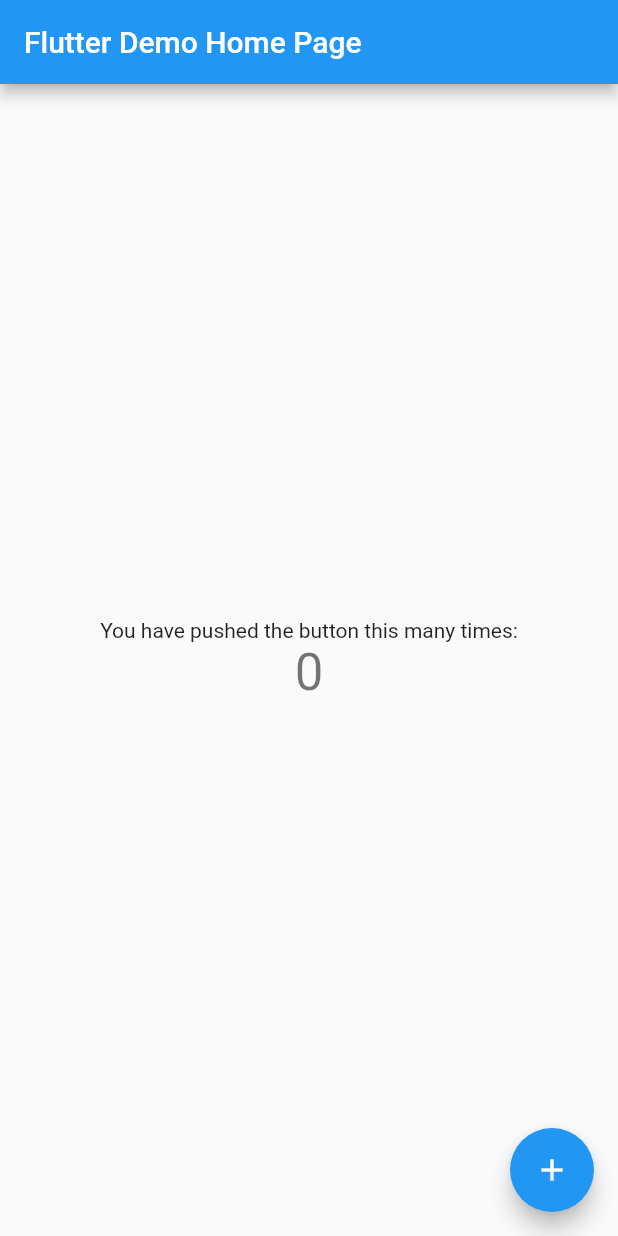
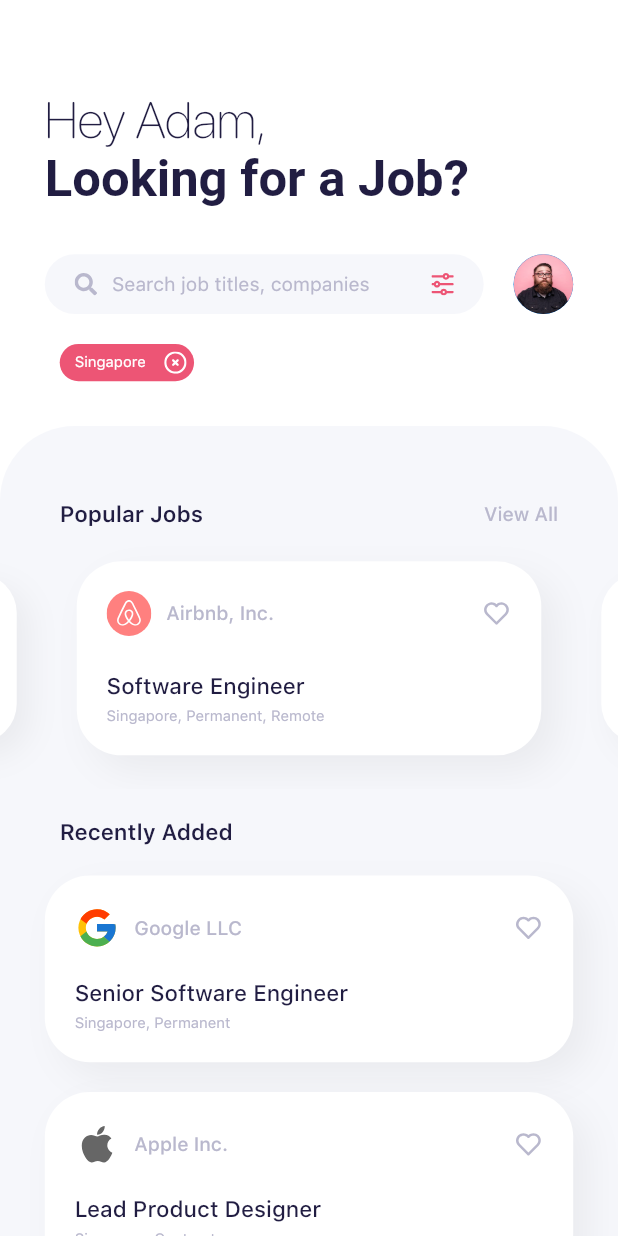
Before and after one commit to jameelsocorro/job_listing_app_ui, a Flutter app: the screen it shows after launch, on a phone screen of 412 x 824 dp. Run offline on Flutter 3.47's test engine with Material 2 defaults, Android fonts, the phone set to English and light mode, and no system bars; drawn by our look-alikes of carousel_slider; our stand-ins replace flutter_screenutil, flutter_svg.

Commit message:
home screen

```diff
--- /dev/null
+++ b/lib/constants.dart
@@ -0,0 +1,50 @@
+import 'package:flutter/material.dart';
+import 'package:flutter_screenutil/flutter_screenutil.dart';
+
+final kSpacingUnit = 10.00.w;
+
+const kSilverColor = const Color(0xFFF6F7FB);
+const kAccentColor = const Color(0xFFED5575);
+const kPrimaryTextColor = const Color(0xFF211D42);
+const kSecondaryTextColor = const Color(0xFFB9B8CD);
+
+final kCardShadow = BoxShadow(
+  color: Color.fromRGBO(0, 0, 0, 0.05),
+  blurRadius: 20.w,
+  offset: Offset(10.w, 10.w),
+);
+
+final kHeadingTextStyle = TextStyle(
+  color: kPrimaryTextColor,
+  fontFamily: 'SF Pro Rounded',
+  fontSize: 34.sp,
+  fontWeight: FontWeight.w100,
+);
+
+final kTitleTextStyle = TextStyle(
+  color: kPrimaryTextColor,
+  fontSize: 17.sp,
+  fontWeight: FontWeight.w500,
+);
+
+final kSubTitleTextStyle = TextStyle(
+  color: kPrimaryTextColor,
+  fontSize: 15.sp,
+  fontWeight: FontWeight.w500,
+);
+
+final kCardTitleTextStyle = TextStyle(
+  color: kSecondaryTextColor,
+  fontSize: 13.sp,
+  fontWeight: FontWeight.w500,
+);
+
+final kBodyTextStyle = TextStyle(
+  color: kPrimaryTextColor,
+  fontSize: 13.sp,
+);
+
+final kCaptionTextStyle = TextStyle(
+  color: kSecondaryTextColor,
+  fontSize: 10.sp,
+);
--- a/lib/main.dart
+++ b/lib/main.dart
@@ -1,4 +1,5 @@
 import 'package:flutter/material.dart';
+import 'package:job_listing_app_ui/screens/home/home_screen.dart';
 
 void main() {
   runApp(MyApp());
@@ -9,109 +10,9 @@ class MyApp extends StatelessWidget {
   @override
   Widget build(BuildContext context) {
     return MaterialApp(
-      title: 'Flutter Demo',
-      theme: ThemeData(
-        // This is the theme of your application.
-        //
-        // Try running your application with "flutter run". You'll see the
-        // application has a blue toolbar. Then, without quitting the app, try
-        // changing the primarySwatch below to Colors.green and then invoke
-        // "hot reload" (press "r" in the console where you ran "flutter run",
-        // or simply save your changes to "hot reload" in a Flutter IDE).
-        // Notice that the counter didn't reset back to zero; the application
-        // is not restarted.
-        primarySwatch: Colors.blue,
-        // This makes the visual density adapt to the platform that you run
-        // the app on. For desktop platforms, the controls will be smaller and
-        // closer together (more dense) than on mobile platforms.
-        visualDensity: VisualDensity.adaptivePlatformDensity,
-      ),
-      home: MyHomePage(title: 'Flutter Demo Home Page'),
+      debugShowCheckedModeBanner: false,
+      theme: ThemeData(fontFamily: 'SF Pro Text'),
+      home: HomeScreen(),
     );
   }
 }
-
-class MyHomePage extends StatefulWidget {
-  MyHomePage({Key key, this.title}) : super(key: key);
-
-  // This widget is the home page of your application. It is stateful, meaning
-  // that it has a State object (defined below) that contains fields that affect
-  // how it looks.
-
-  // This class is the configuration for the state. It holds the values (in this
-  // case the title) provided by the parent (in this case the App widget) and
-  // used by the build method of the State. Fields in a Widget subclass are
-  // always marked "final".
-
-  final String title;
-
-  @override
-  _MyHomePageState createState() => _MyHomePageState();
-}
-
-class _MyHomePageState extends State<MyHomePage> {
-  int _counter = 0;
-
-  void _incrementCounter() {
-    setState(() {
-      // This call to setState tells the Flutter framework that something has
-      // changed in this State, which causes it to rerun the build method below
-      // so that the display can reflect the updated values. If we changed
-      // _counter without calling setState(), then the build method would not be
-      // called again, and so nothing would appear to happen.
-      _counter++;
-    });
-  }
-
-  @override
-  Widget build(BuildContext context) {
-    // This method is rerun every time setState is called, for instance as done
-    // by the _incrementCounter method above.
-    //
-    // The Flutter framework has been optimized to make rerunning build methods
-    // fast, so that you can just rebuild anything that needs updating rather
-    // than having to individually change instances of widgets.
-    return Scaffold(
-      appBar: AppBar(
-        // Here we take the value from the MyHomePage object that was created by
-        // the App.build method, and use it to set our appbar title.
-        title: Text(widget.title),
-      ),
-      body: Center(
-        // Center is a layout widget. It takes a single child and positions it
-        // in the middle of the parent.
-        child: Column(
-          // Column is also a layout widget. It takes a list of children and
-          // arranges them vertically. By default, it sizes itself to fit its
-          // children horizontally, and tries to be as tall as its parent.
-          //
-          // Invoke "debug painting" (press "p" in the console, choose the
-          // "Toggle Debug Paint" action from the Flutter Inspector in Android
-          // Studio, or the "Toggle Debug Paint" command in Visual Studio Code)
-          // to see the wireframe for each widget.
-          //
-          // Column has various properties to control how it sizes itself and
-          // how it positions its children. Here we use mainAxisAlignment to
-          // center the children vertically; the main axis here is the vertical
-          // axis because Columns are vertical (the cross axis would be
-          // horizontal).
-          mainAxisAlignment: MainAxisAlignment.center,
-          children: <Widget>[
-            Text(
-              'You have pushed the button this many times:',
-            ),
-            Text(
-              '$_counter',
-              style: Theme.of(context).textTheme.headline4,
-            ),
-          ],
-        ),
-      ),
-      floatingActionButton: FloatingActionButton(
-        onPressed: _incrementCounter,
-        tooltip: 'Increment',
-        child: Icon(Icons.add),
-      ), // This trailing comma makes auto-formatting nicer for build methods.
-    );
-  }
-}
--- /dev/null
+++ b/lib/mock_data.dart
@@ -0,0 +1,78 @@
+import 'package:job_listing_app_ui/model/job.dart';
+
+final responsibilities = [
+  'Work effectively as a member of self-organized agile team that builds, owns and runs the service',
+  'Contribute to all aspects of service development including front-end, back-end, devops and quality',
+  'Assist in the operation of the service, e.g. monitoring, alerting, metrics, logging and troubleshooting',
+  'Work closely with architect and product management to understand requirements and translate them to elegant implementations',
+  'Use the current system behavior to identify opportunities for continuous improvement of the scalability, reliability, usability and security of the system',
+  'Excellent troubleshooting skills, able to debug complex technical issues involving multiple system components',
+];
+
+final qualifications = [
+  'BS or MS in Computer Science or related technical field',
+  'More than 8 years of experience building web applications',
+  'Experience with ASP.NET MVC/Web API/RESTful API design',
+  'Expert level experience with programming languages such as C#/Java',
+  'Expert level experience in building services with high performance, high availability at web scale',
+];
+
+final popularJobs = [
+  Job(
+    id: 1,
+    companyName: 'Airbnb, Inc.',
+    imgUrl: 'assets/icons/airbnb_logo.svg',
+    position: 'Software Engineer',
+    location: 'Singapore, Permanent, Remote',
+    responsibilities: responsibilities,
+    qualifications: qualifications,
+  ),
+  Job(
+    id: 2,
+    companyName: 'Airbnb, Inc.',
+    imgUrl: 'assets/icons/airbnb_logo.svg',
+    position: 'Lead Product Designer',
+    location: 'Singapore, Permanent, Remote',
+    responsibilities: responsibilities,
+    qualifications: qualifications,
+  ),
+  Job(
+    id: 3,
+    companyName: 'Google LLC',
+    imgUrl: 'assets/icons/google_logo.svg',
+    position: 'Software Engineer',
+    location: 'Singapore, Permanent',
+    responsibilities: responsibilities,
+    qualifications: qualifications,
+  ),
+];
+
+final recentJobs = [
+  Job(
+    id: 4,
+    companyName: 'Google LLC',
+    imgUrl: 'assets/icons/google_logo.svg',
+    position: 'Senior Software Engineer',
+    location: 'Singapore, Permanent',
+    responsibilities: responsibilities,
+    qualifications: qualifications,
+  ),
+  Job(
+    id: 5,
+    companyName: 'Apple Inc.',
+    imgUrl: 'assets/icons/apple_logo.svg',
+    position: 'Lead Product Designer',
+    location: 'Singapore, Contract',
+    responsibilities: responsibilities,
+    qualifications: qualifications,
+  ),
+  Job(
+    id: 6,
+    companyName: 'Google LLC',
+    imgUrl: 'assets/icons/google_logo.svg',
+    position: 'Software Engineer',
+    location: 'Singapore, Permanent',
+    responsibilities: responsibilities,
+    qualifications: qualifications,
+  ),
+];
--- /dev/null
+++ b/lib/model/job.dart
@@ -0,0 +1,21 @@
+class Job {
+  final int id;
+  final String companyName;
+  final String imgUrl;
+  final String position;
+  final String location;
+  final String type;
+  final List<String> responsibilities;
+  final List<String> qualifications;
+
+  Job({
+    this.id,
+    this.companyName,
+    this.imgUrl,
+    this.position,
+    this.location,
+    this.type,
+    this.responsibilities,
+    this.qualifications,
+  });
+}
--- /dev/null
+++ b/lib/screens/home/home_content.dart
@@ -0,0 +1,61 @@
+import 'package:flutter/material.dart';
+import 'package:job_listing_app_ui/constants.dart';
+import 'package:job_listing_app_ui/screens/home/home_popular_jobs.dart';
+import 'package:job_listing_app_ui/screens/home/home_recent_jobs.dart';
+
+class HomeContent extends StatelessWidget {
+  const HomeContent({
+    Key key,
+  }) : super(key: key);
+
+  @override
+  Widget build(BuildContext context) {
+    return Flexible(
+      child: Container(
+        decoration: BoxDecoration(
+          color: kSilverColor,
+          borderRadius: BorderRadius.only(
+            topLeft: Radius.circular(kSpacingUnit * 5),
+            topRight: Radius.circular(kSpacingUnit * 5),
+          ),
+        ),
+        child: SingleChildScrollView(
+          child: Column(
+            crossAxisAlignment: CrossAxisAlignment.start,
+            mainAxisSize: MainAxisSize.min,
+            children: [
+              SizedBox(height: kSpacingUnit * 5),
+              Padding(
+                padding: EdgeInsets.symmetric(horizontal: kSpacingUnit * 4),
+                child: Row(
+                  mainAxisAlignment: MainAxisAlignment.spaceBetween,
+                  children: [
+                    Text(
+                      'Popular Jobs',
+                      style: kSubTitleTextStyle.copyWith(
+                        fontWeight: FontWeight.w600,
+                      ),
+                    ),
+                    Text('View All', style: kCardTitleTextStyle),
+                  ],
+                ),
+              ),
+              HomePopularJobs(),
+              SizedBox(height: kSpacingUnit * 2),
+              Padding(
+                padding: EdgeInsets.symmetric(horizontal: kSpacingUnit * 4),
+                child: Text(
+                  'Recently Added',
+                  style: kSubTitleTextStyle.copyWith(
+                    fontWeight: FontWeight.w600,
+                  ),
+                ),
+              ),
+              HomeRecentJobs(),
+            ],
+          ),
+        ),
+      ),
+    );
+  }
+}
--- /dev/null
+++ b/lib/screens/home/home_header.dart
@@ -0,0 +1,31 @@
+import 'package:flutter/material.dart';
+import 'package:job_listing_app_ui/constants.dart';
+
+class HomeHeader extends StatelessWidget {
+  const HomeHeader({
+    Key key,
+  }) : super(key: key);
+
+  @override
+  Widget build(BuildContext context) {
+    return Padding(
+      padding: EdgeInsets.symmetric(
+        horizontal: kSpacingUnit * 3,
+      ),
+      child: RichText(
+        text: TextSpan(
+          style: kHeadingTextStyle,
+          children: [
+            TextSpan(text: 'Hey Adam, \n'),
+            TextSpan(
+              text: 'Looking for a Job?',
+              style: TextStyle(
+                fontWeight: FontWeight.bold,
+              ),
+            ),
+          ],
+        ),
+      ),
+    );
+  }
+}
--- /dev/null
+++ b/lib/screens/home/home_popular_jobs.dart
@@ -0,0 +1,42 @@
+import 'package:flutter/material.dart';
+import 'package:carousel_slider/carousel_slider.dart';
+import 'package:flutter_screenutil/flutter_screenutil.dart';
+import 'package:job_listing_app_ui/constants.dart';
+import 'package:job_listing_app_ui/mock_data.dart';
+import 'package:job_listing_app_ui/widgets/job_card.dart';
+
+class HomePopularJobs extends StatefulWidget {
+  @override
+  _HomePopularJobsState createState() => _HomePopularJobsState();
+}
+
+class _HomePopularJobsState extends State<HomePopularJobs> {
+  int _cardIndex = 0;
+
+  @override
+  Widget build(BuildContext context) {
+    return Container(
+      height: 175.w,
+      child: CarouselSlider.builder(
+        options: CarouselOptions(
+          height: 130.w,
+          aspectRatio: 16 / 9,
+          viewportFraction: 0.8,
+          initialPage: _cardIndex,
+          enlargeCenterPage: true,
+          onPageChanged: (index, reason) {
+            setState(() {
+              _cardIndex = index;
+            });
+          },
+        ),
+        itemCount: popularJobs.length,
+        itemBuilder: (BuildContext context, int index) => Container(
+          width: double.infinity,
+          margin: EdgeInsets.symmetric(horizontal: kSpacingUnit),
+          child: JobCard(data: popularJobs[index]),
+        ),
+      ),
+    );
+  }
+}
--- /dev/null
+++ b/lib/screens/home/home_recent_jobs.dart
@@ -0,0 +1,32 @@
+import 'package:flutter/material.dart';
+import 'package:job_listing_app_ui/constants.dart';
+import 'package:job_listing_app_ui/mock_data.dart';
+import 'package:job_listing_app_ui/widgets/job_card.dart';
+
+class HomeRecentJobs extends StatelessWidget {
+  const HomeRecentJobs({
+    Key key,
+  }) : super(key: key);
+
+  @override
+  Widget build(BuildContext context) {
+    return Flexible(
+      child: Column(
+        mainAxisSize: MainAxisSize.min,
+        children: recentJobs
+            .asMap()
+            .entries
+            .map(
+              (item) => Container(
+                margin: EdgeInsets.symmetric(horizontal: kSpacingUnit * 3).copyWith(
+                  top: item.key == 0 ? kSpacingUnit * 2 : 0,
+                  bottom: kSpacingUnit * 2,
+                ),
+                child: JobCard(data: item.value),
+              ),
+            )
+            .toList(),
+      ),
+    );
+  }
+}
--- /dev/null
+++ b/lib/screens/home/home_screen.dart
@@ -0,0 +1,30 @@
+import 'package:flutter/material.dart';
+import 'package:flutter_screenutil/flutter_screenutil.dart';
+import 'package:job_listing_app_ui/constants.dart';
+import 'package:job_listing_app_ui/screens/home/home_content.dart';
+import 'package:job_listing_app_ui/screens/home/home_header.dart';
+import 'package:job_listing_app_ui/screens/home/home_sub_header.dart';
+
+class HomeScreen extends StatelessWidget {
+  @override
+  Widget build(BuildContext context) {
+    ScreenUtil.init(context, height: 896, width: 414, allowFontScaling: true);
+
+    return Scaffold(
+      backgroundColor: Colors.white,
+      body: SafeArea(
+        child: Column(
+          crossAxisAlignment: CrossAxisAlignment.start,
+          children: [
+            SizedBox(height: kSpacingUnit * 6),
+            HomeHeader(),
+            SizedBox(height: kSpacingUnit * 3),
+            HomeSubHeader(),
+            SizedBox(height: kSpacingUnit * 3),
+            HomeContent(),
+          ],
+        ),
+      ),
+    );
+  }
+}
--- /dev/null
+++ b/lib/screens/home/home_sub_header.dart
@@ -0,0 +1,36 @@
+import 'package:flutter/material.dart';
+import 'package:job_listing_app_ui/constants.dart';
+import 'package:job_listing_app_ui/widgets/search_control.dart';
+import 'package:job_listing_app_ui/widgets/search_tag.dart';
+
+class HomeSubHeader extends StatelessWidget {
+  const HomeSubHeader({
+    Key key,
+  }) : super(key: key);
+
+  @override
+  Widget build(BuildContext context) {
+    return Padding(
+      padding: EdgeInsets.symmetric(horizontal: kSpacingUnit * 3),
+      child: Column(
+        crossAxisAlignment: CrossAxisAlignment.start,
+        children: [
+          Row(
+            children: [
+              Expanded(
+                child: SearchControl(),
+              ),
+              SizedBox(width: kSpacingUnit * 2),
+              CircleAvatar(
+                radius: kSpacingUnit * 2,
+                backgroundImage: AssetImage('assets/images/avatar.png'),
+              ),
+            ],
+          ),
+          SizedBox(height: kSpacingUnit * 2),
+          SearchTag(tag: 'Singapore'),
+        ],
+      ),
+    );
+  }
+}
--- /dev/null
+++ b/lib/widgets/job_card.dart
@@ -0,0 +1,58 @@
+import 'package:flutter/material.dart';
+import 'package:flutter_screenutil/flutter_screenutil.dart';
+import 'package:flutter_svg/flutter_svg.dart';
+import 'package:job_listing_app_ui/constants.dart';
+import 'package:job_listing_app_ui/model/job.dart';
+
+class JobCard extends StatelessWidget {
+  final Job data;
+
+  const JobCard({Key key, this.data}) : super(key: key);
+
+  @override
+  Widget build(BuildContext context) {
+    return Container(
+      height: 125.w,
+      padding: EdgeInsets.all(kSpacingUnit * 2),
+      decoration: BoxDecoration(
+          color: Colors.white,
+          borderRadius: BorderRadiusDirectional.circular(kSpacingUnit * 3),
+          boxShadow: [kCardShadow]),
+      child: Column(
+        crossAxisAlignment: CrossAxisAlignment.start,
+        children: [
+          Row(
+            children: [
+              SvgPicture.asset(
+                data.imgUrl,
+                height: 30.sp,
+                width: 30.sp,
+              ),
+              SizedBox(width: kSpacingUnit),
+              Text(
+                data.companyName,
+                style: kCardTitleTextStyle,
+              ),
+              const Spacer(),
+              SvgPicture.asset(
+                'assets/icons/heart_icon.svg',
+                height: 20.sp,
+                width: 20.sp,
+              ),
+            ],
+          ),
+          const Spacer(),
+          Text(
+            data.position,
+            style: kSubTitleTextStyle,
+          ),
+          SizedBox(height: kSpacingUnit * 0.5),
+          Text(
+            data.location,
+            style: kCaptionTextStyle,
+          ),
+        ],
+      ),
+    );
+  }
+}
--- /dev/null
+++ b/lib/widgets/search_control.dart
@@ -0,0 +1,47 @@
+import 'package:flutter/material.dart';
+import 'package:job_listing_app_ui/constants.dart';
+import 'package:flutter_svg/flutter_svg.dart';
+import 'package:flutter_screenutil/flutter_screenutil.dart';
+
+class SearchControl extends StatelessWidget {
+  const SearchControl({
+    Key key,
+  }) : super(key: key);
+
+  @override
+  Widget build(BuildContext context) {
+    return Container(
+      height: kSpacingUnit * 4,
+      decoration: BoxDecoration(
+        color: kSilverColor,
+        borderRadius: BorderRadius.circular(kSpacingUnit * 3),
+      ),
+      child: Center(
+        child: Row(
+          children: [
+            SizedBox(width: kSpacingUnit * 2),
+            SvgPicture.asset(
+              'assets/icons/search.svg',
+              height: 15.sp,
+              width: 15.sp,
+            ),
+            SizedBox(width: kSpacingUnit),
+            Text(
+              'Search job titles, companies',
+              style: kBodyTextStyle.copyWith(
+                color: kSecondaryTextColor,
+              ),
+            ),
+            const Spacer(),
+            SvgPicture.asset(
+              'assets/icons/slider_icon.svg',
+              height: 15.sp,
+              width: 15.sp,
+            ),
+            SizedBox(width: kSpacingUnit * 2),
+          ],
+        ),
+      ),
+    );
+  }
+}
--- /dev/null
+++ b/lib/widgets/search_tag.dart
@@ -0,0 +1,46 @@
+import 'package:flutter/material.dart';
+import 'package:flutter_screenutil/flutter_screenutil.dart';
+import 'package:flutter_svg/flutter_svg.dart';
+import 'package:job_listing_app_ui/constants.dart';
+
+class SearchTag extends StatelessWidget {
+  final String tag;
+
+  const SearchTag({
+    Key key,
+    this.tag,
+  }) : super(key: key);
+
+  @override
+  Widget build(BuildContext context) {
+    return Container(
+      height: kSpacingUnit * 2.5,
+      width: kSpacingUnit * 9,
+      margin: EdgeInsets.only(left: kSpacingUnit),
+      decoration: BoxDecoration(
+        color: kAccentColor,
+        borderRadius: BorderRadius.circular(kSpacingUnit * 3),
+      ),
+      child: Center(
+        child: Row(
+          children: [
+            SizedBox(width: kSpacingUnit),
+            Text(
+              tag,
+              style: kCaptionTextStyle.copyWith(
+                color: Colors.white,
+              ),
+            ),
+            const Spacer(),
+            SvgPicture.asset(
+              'assets/icons/close_icon.svg',
+              height: 15.sp,
+              width: 15.sp,
+            ),
+            SizedBox(width: kSpacingUnit * 0.5),
+          ],
+        ),
+      ),
+    );
+  }
+}
--- a/pubspec.yaml
+++ b/pubspec.yaml
@@ -73,6 +73,8 @@ flutter:
   fonts:
     - family: SF Pro Rounded
       fonts:
+        - asset: assets/fonts/SF-Pro-Rounded-Thin.otf
+          weight: 100
         - asset: assets/fonts/SF-Pro-Rounded-Bold.otf
           weight: 600
         - asset: assets/fonts/SF-Pro-Rounded-Heavy.otf
```
Also changed, not shown: assets/fonts/SF-Pro-Rounded-Thin.otf (added).
